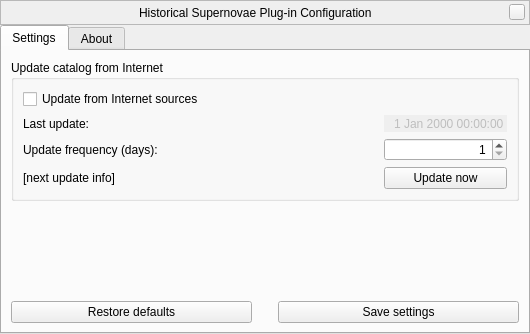
Old version of the form plugins/Supernovae/src/gui/supernovaeDialog.ui in the repository greck2908/stellarium.
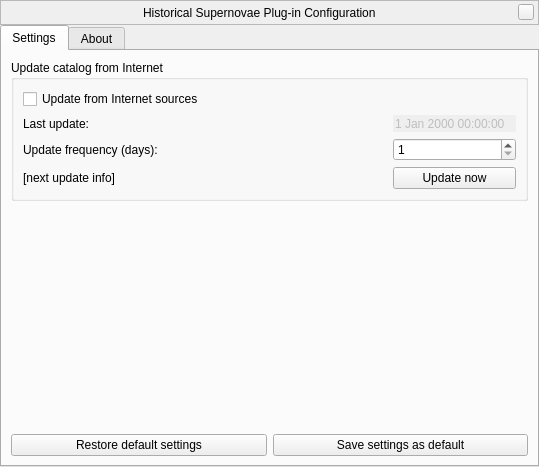
New version of the form. Custom widgets are drawn as their Qt base class.

```diff
--- a/plugins/Supernovae/src/gui/supernovaeDialog.ui
+++ b/plugins/Supernovae/src/gui/supernovaeDialog.ui
@@ -6,8 +6,8 @@
    <rect>
     <x>0</x>
     <y>0</y>
-    <width>530</width>
-    <height>334</height>
+    <width>539</width>
+    <height>467</height>
    </rect>
   </property>
   <property name="windowTitle">
@@ -178,9 +178,6 @@
               <property name="frame">
                <bool>false</bool>
               </property>
-              <property name="alignment">
-               <set>Qt::AlignRight|Qt::AlignTrailing|Qt::AlignVCenter</set>
-              </property>
               <property name="buttonSymbols">
                <enum>QAbstractSpinBox::NoButtons</enum>
               </property>
@@ -195,9 +192,6 @@
             </item>
             <item row="1" column="2">
              <widget class="QSpinBox" name="updateFrequencySpinBox">
-              <property name="alignment">
-               <set>Qt::AlignRight|Qt::AlignTrailing|Qt::AlignVCenter</set>
-              </property>
               <property name="minimum">
                <number>1</number>
               </property>
@@ -265,26 +259,10 @@
             </sizepolicy>
            </property>
            <property name="text">
-            <string>Restore defaults</string>
+            <string>Restore default settings</string>
            </property>
           </widget>
          </item>
-         <item>
-          <spacer name="horizontalSpacer_2">
-           <property name="orientation">
-            <enum>Qt::Horizontal</enum>
-           </property>
-           <property name="sizeType">
-            <enum>QSizePolicy::Fixed</enum>
-           </property>
-           <property name="sizeHint" stdset="0">
-            <size>
-             <width>20</width>
-             <height>20</height>
-            </size>
-           </property>
-          </spacer>
-         </item>
          <item>
           <widget class="QPushButton" name="saveSettingsButton">
            <property name="sizePolicy">
@@ -294,7 +272,7 @@
             </sizepolicy>
            </property>
            <property name="text">
-            <string>Save settings</string>
+            <string>Save settings as default</string>
            </property>
           </widget>
          </item>
```
Left out of the diff: 11 changed lines with no effect on the pictures.
